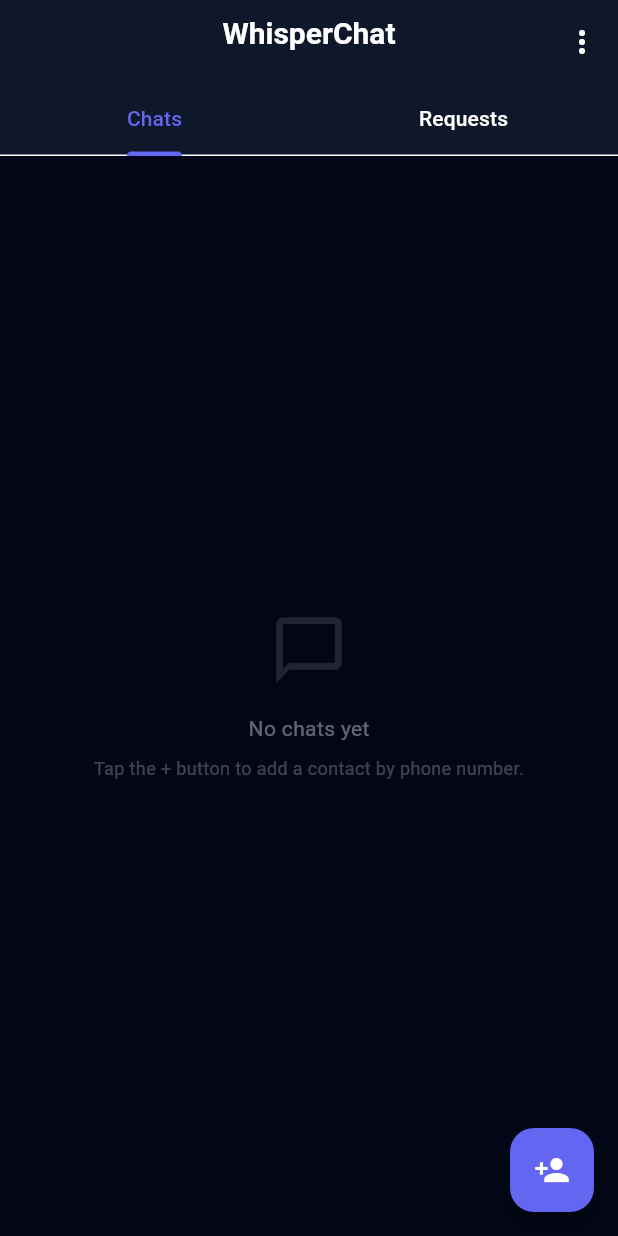
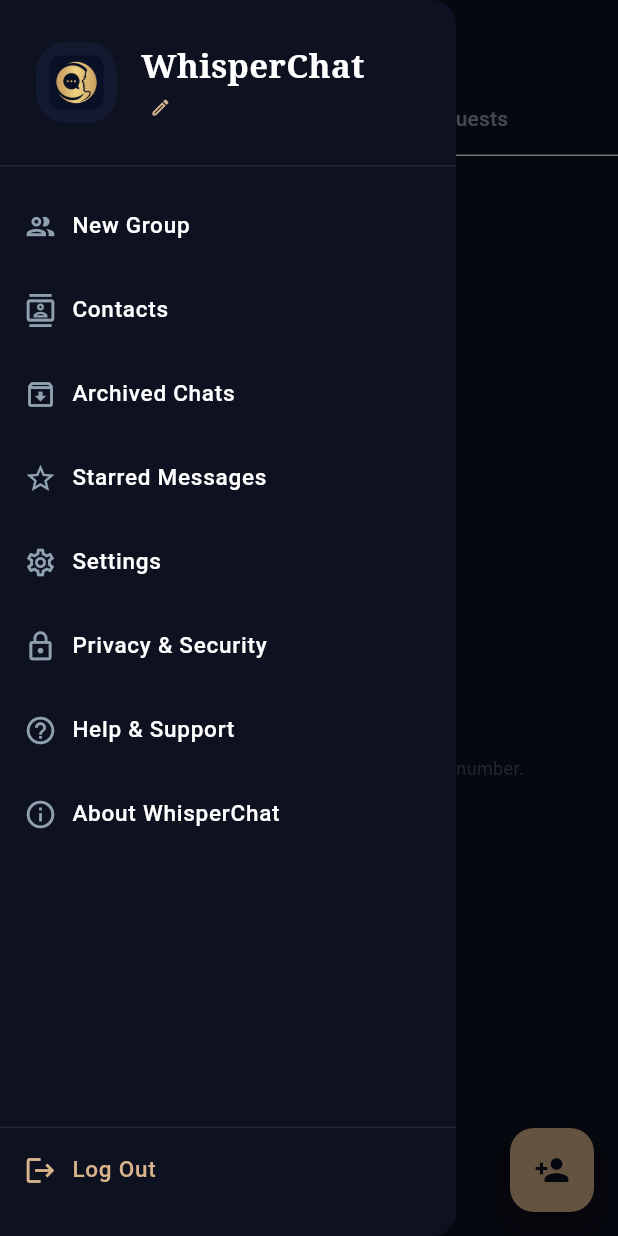
Before and after one commit to sreerag115/hush-chat, a Flutter app: the HomeScreen screen opened directly, with the side drawer open (before the commit the screen has no drawer), on a phone screen of 412 x 824 dp. Run offline on Flutter 3.47's test engine with Material 3 defaults, Android fonts, the phone set to English and light mode, and no system bars; our stand-ins replace audioplayers, cloud_firestore, firebase_auth, firebase_core, flutter_secure_storage, hive and 2 more; missing offline and left inert: cryptography, flutter_webrtc, record; accounts and stored records are empty; generated files the repository leaves out were written again.

Commit message:
design: redesign app to match gold and dark navy mockup style

```diff
--- a/whisper_chat_app/lib/screens/home_screen.dart
+++ b/whisper_chat_app/lib/screens/home_screen.dart
@@ -162,19 +162,37 @@ class _HomeScreenState extends State<HomeScreen> with TickerProviderStateMixin {
     final theme = Theme.of(context);
 
     return Scaffold(
+      backgroundColor: const Color(0xFF0E1120),
+      drawer: _buildDrawer(theme),
       appBar: AppBar(
+        leading: Builder(
+          builder: (ctx) => IconButton(
+            icon: const Icon(Icons.menu, color: Color(0xFFD8B48C)),
+            onPressed: () => Scaffold.of(ctx).openDrawer(),
+          ),
+        ),
         title: Column(
           children: [
-            const Text('WhisperChat'),
+            const Text(
+              'WhisperChat',
+              style: TextStyle(
+                fontFamily: 'serif',
+                fontWeight: FontWeight.bold,
+                letterSpacing: 0.5,
+              ),
+            ),
             Text(
               _myPhone,
-              style: TextStyle(fontSize: 11, color: theme.colorScheme.secondary),
+              style: const TextStyle(fontSize: 11, color: Color(0xFF8FA1AE)),
             ),
           ],
         ),
         bottom: TabBar(
           controller: _tabController,
-          indicatorColor: theme.colorScheme.primary,
+          indicatorColor: const Color(0xFFD8B48C),
+          labelColor: const Color(0xFFD8B48C),
+          unselectedLabelColor: const Color(0xFF8FA1AE),
+          indicatorSize: TabBarIndicatorSize.tab,
           tabs: [
             const Tab(text: 'Chats'),
             Tab(
@@ -185,14 +203,14 @@ class _HomeScreenState extends State<HomeScreen> with TickerProviderStateMixin {
                   if (_requests.isNotEmpty) ...[
                     const SizedBox(width: 6),
                     Container(
-                      padding: const EdgeInsets.all(4),
-                      decoration: BoxDecoration(
-                        color: theme.colorScheme.error,
+                      padding: const EdgeInsets.symmetric(horizontal: 6, vertical: 2),
+                      decoration: const BoxDecoration(
+                        color: Color(0xFFD8B48C),
                         shape: BoxShape.circle,
                       ),
                       child: Text(
                         '${_requests.length}',
-                        style: const TextStyle(fontSize: 10, color: Colors.white),
+                        style: const TextStyle(fontSize: 10, color: Color(0xFF0E1120), fontWeight: FontWeight.bold),
                       ),
                     ),
                   ],
@@ -201,41 +219,9 @@ class _HomeScreenState extends State<HomeScreen> with TickerProviderStateMixin {
             ),
           ],
         ),
-        actions: [
-          PopupMenuButton<String>(
-            icon: const Icon(Icons.more_vert),
-            onSelected: (val) {
-              if (val == 'logout') {
-                showDialog(
-                  context: context,
-                  builder: (ctx) => AlertDialog(
-                    title: const Text('Sign Out'),
-                    content: const Text(
-                      'Signing out will delete all your local messages and E2EE keys. Your account will remain active on WhisperChat.',
-                    ),
-                    actions: [
-                      TextButton(onPressed: () => Navigator.pop(ctx), child: const Text('Cancel')),
-                      ElevatedButton(
-                        style: ElevatedButton.styleFrom(backgroundColor: Colors.red),
-                        onPressed: () {
-                          Navigator.pop(ctx);
-                          _handleLogout();
-                        },
-                        child: const Text('Sign Out'),
-                      ),
-                    ],
-                  ),
-                );
-              }
-            },
-            itemBuilder: (_) => [
-              const PopupMenuItem(value: 'logout', child: Text('Sign Out')),
-            ],
-          ),
-        ],
       ),
       body: _isLoading
-          ? const Center(child: CircularProgressIndicator())
+          ? const Center(child: CircularProgressIndicator(color: Color(0xFFD8B48C)))
           : TabBarView(
               controller: _tabController,
               children: [
@@ -245,25 +231,162 @@ class _HomeScreenState extends State<HomeScreen> with TickerProviderStateMixin {
             ),
       floatingActionButton: FloatingActionButton(
         onPressed: _showAddContactDialog,
-        backgroundColor: theme.colorScheme.primary,
-        child: const Icon(Icons.person_add, color: Colors.white),
+        backgroundColor: const Color(0xFFD8B48C),
+        foregroundColor: const Color(0xFF0E1120),
+        child: const Icon(Icons.person_add),
+      ),
+    );
+  }
+
+  Widget _buildDrawer(ThemeData theme) {
+    return Drawer(
+      backgroundColor: const Color(0xFF0E1120),
+      child: SafeArea(
+        child: Column(
+          crossAxisAlignment: CrossAxisAlignment.start,
+          children: [
+            // Drawer Header
+            Padding(
+              padding: const EdgeInsets.symmetric(horizontal: 24, vertical: 28),
+              child: Row(
+                children: [
+                  ClipRRect(
+                    borderRadius: BorderRadius.circular(20),
+                    child: Image.asset(
+                      'assets/images/logo.png',
+                      width: 54,
+                      height: 54,
+                      fit: BoxFit.cover,
+                    ),
+                  ),
+                  const SizedBox(width: 16),
+                  Expanded(
+                    child: Column(
+                      crossAxisAlignment: CrossAxisAlignment.start,
+                      children: [
+                        const Text(
+                          'WhisperChat',
+                          style: TextStyle(
+                            fontFamily: 'serif',
+                            fontSize: 22,
+                            fontWeight: FontWeight.bold,
+                            color: Colors.white,
+                          ),
+                        ),
+                        const SizedBox(height: 2),
+                        Row(
+                          children: [
+                            Text(
+                              _myPhone,
+                              style: const TextStyle(
+                                fontSize: 13,
+                                color: Color(0xFF8FA1AE),
+                              ),
+                            ),
+                            const SizedBox(width: 6),
+                            const Icon(
+                              Icons.edit_outlined,
+                              size: 14,
+                              color: Color(0xFFD8B48C),
+                            ),
+                          ],
+                        ),
+                      ],
+                    ),
+                  ),
+                ],
+              ),
+            ),
+            const Divider(color: Colors.white10, height: 1),
+            const SizedBox(height: 12),
+            // Menu Items
+            _buildDrawerItem(Icons.group_outlined, 'New Group'),
+            _buildDrawerItem(Icons.contacts_outlined, 'Contacts'),
+            _buildDrawerItem(Icons.archive_outlined, 'Archived Chats'),
+            _buildDrawerItem(Icons.star_outline, 'Starred Messages'),
+            _buildDrawerItem(Icons.settings_outlined, 'Settings'),
+            _buildDrawerItem(Icons.lock_outline, 'Privacy & Security'),
+            _buildDrawerItem(Icons.help_outline, 'Help & Support'),
+            _buildDrawerItem(Icons.info_outline, 'About WhisperChat'),
+            const Spacer(),
+            const Divider(color: Colors.white10, height: 1),
+            _buildDrawerItem(
+              Icons.logout,
+              'Log Out',
+              textColor: const Color(0xFFD8B48C),
+              iconColor: const Color(0xFFD8B48C),
+              onTap: () {
+                Navigator.pop(context); // Close Drawer
+                _confirmSignOut();
+              },
+            ),
+            const SizedBox(height: 16),
+          ],
+        ),
+      ),
+    );
+  }
+
+  Widget _buildDrawerItem(IconData icon, String title, {Color? textColor, Color? iconColor, VoidCallback? onTap}) {
+    return ListTile(
+      leading: Icon(icon, color: iconColor ?? const Color(0xFF8FA1AE), size: 22),
+      title: Text(
+        title,
+        style: TextStyle(
+          color: textColor ?? Colors.white,
+          fontSize: 15,
+          fontWeight: FontWeight.w500,
+        ),
+      ),
+      onTap: onTap ?? () {},
+      horizontalTitleGap: 8,
+    );
+  }
+
+  void _confirmSignOut() {
+    showDialog(
+      context: context,
+      builder: (ctx) => AlertDialog(
+        backgroundColor: const Color(0xFF171B30),
+        title: const Text('Sign Out', style: TextStyle(fontFamily: 'serif')),
+        content: const Text(
+          'Signing out will delete all your local messages and E2EE keys. Your account will remain active on WhisperChat.',
+        ),
+        actions: [
+          TextButton(
+            onPressed: () => Navigator.pop(ctx),
+            child: const Text('Cancel', style: TextStyle(color: Color(0xFF8FA1AE))),
+          ),
+          ElevatedButton(
+            style: ElevatedButton.styleFrom(
+              backgroundColor: const Color(0xFFD8B48C),
+              foregroundColor: const Color(0xFF0E1120),
+              elevation: 0,
+            ),
+            onPressed: () {
+              Navigator.pop(ctx);
+              _handleLogout();
+            },
+            child: const Text('Sign Out', style: TextStyle(fontWeight: FontWeight.bold)),
+          ),
+        ],
       ),
     );
   }
 
   Widget _buildChatsTab(ThemeData theme) {
     if (_chats.isEmpty) {
-      return Center(
+      return const Center(
         child: Column(
           mainAxisAlignment: MainAxisAlignment.center,
           children: [
-            Icon(Icons.chat_bubble_outline, size: 52, color: Colors.white12),
-            const SizedBox(height: 16),
-            const Text('No chats yet', style: TextStyle(color: Colors.white38)),
-            const SizedBox(height: 8),
-            const Text(
+            Icon(Icons.chat_bubble_outline, size: 52, color: Color(0xFF8FA1AE)),
+            SizedBox(height: 16),
+            Text('No chats yet', style: TextStyle(color: Color(0xFF8FA1AE))),
+            SizedBox(height: 8),
+            Text(
               'Tap the + button to add a contact by phone number.',
-              style: TextStyle(fontSize: 12, color: Colors.white24),
+              style: TextStyle(fontSize: 12, color: Color(0xFF49566B)),
               textAlign: TextAlign.center,
             ),
           ],
@@ -273,6 +396,8 @@ class _HomeScreenState extends State<HomeScreen> with TickerProviderStateMixin {
 
     return RefreshIndicator(
       onRefresh: _loadData,
+      color: const Color(0xFFD8B48C),
+      backgroundColor: const Color(0xFF171B30),
       child: ListView.separated(
         itemCount: _chats.length,
         separatorBuilder: (_, __) => const Divider(height: 1, color: Colors.white10),
@@ -287,14 +412,14 @@ class _HomeScreenState extends State<HomeScreen> with TickerProviderStateMixin {
               children: [
                 CircleAvatar(
                   radius: 26,
-                  backgroundColor: theme.colorScheme.primary.withOpacity(0.15),
+                  backgroundColor: const Color(0xFFD8B48C),
                   child: Text(
                     thread.contactPhone.isNotEmpty
                         ? thread.contactPhone.substring(
                             thread.contactPhone.length - 2)
                         : '?',
-                    style: TextStyle(
-                      color: theme.colorScheme.primary,
+                    style: const TextStyle(
+                      color: Color(0xFF0E1120),
                       fontWeight: FontWeight.bold,
                       fontSize: 16,
                     ),
@@ -307,7 +432,7 @@ class _HomeScreenState extends State<HomeScreen> with TickerProviderStateMixin {
                     width: 12,
                     height: 12,
                     decoration: BoxDecoration(
-                      color: thread.isOnline ? Colors.teal : Colors.grey,
+                      color: thread.isOnline ? const Color(0xFFD8B48C) : Colors.grey,
                       shape: BoxShape.circle,
                       border: Border.all(color: theme.scaffoldBackgroundColor, width: 2),
                     ),
@@ -317,21 +442,21 @@ class _HomeScreenState extends State<HomeScreen> with TickerProviderStateMixin {
             ),
             title: Text(
               thread.contactPhone,
-              style: const TextStyle(fontWeight: FontWeight.w600, fontSize: 15),
+              style: const TextStyle(fontWeight: FontWeight.w600, fontSize: 15, color: Colors.white),
             ),
             subtitle: Row(
               children: [
                 if (isAudio) ...[
-                  const Icon(Icons.mic, size: 13, color: Colors.teal),
+                  const Icon(Icons.mic, size: 13, color: Color(0xFFD8B48C)),
                   const SizedBox(width: 4),
-                  const Text('Voice Note', style: TextStyle(color: Colors.teal, fontSize: 12)),
+                  const Text('Voice Note', style: TextStyle(color: Color(0xFFD8B48C), fontSize: 12)),
                 ] else ...[
                   Expanded(
                     child: Text(
                       lastMsg?.encryptedPayload ?? 'Tap to start chatting',
                       maxLines: 1,
                       overflow: TextOverflow.ellipsis,
-                      style: const TextStyle(fontSize: 12, color: Colors.white54),
+                      style: const TextStyle(fontSize: 12, color: Color(0xFF8FA1AE)),
                     ),
                   ),
                 ],
@@ -339,14 +464,18 @@ class _HomeScreenState extends State<HomeScreen> with TickerProviderStateMixin {
             ),
             trailing: thread.unreadCount > 0
                 ? Container(
-                    padding: const EdgeInsets.all(6),
+                    padding: const EdgeInsets.symmetric(horizontal: 8, vertical: 4),
                     decoration: BoxDecoration(
-                      color: theme.colorScheme.primary,
-                      shape: BoxShape.circle,
+                      color: const Color(0xFFD8B48C),
+                      borderRadius: BorderRadius.circular(10),
                     ),
                     child: Text(
                       '${thread.unreadCount}',
-                      style: const TextStyle(fontSize: 11, color: Colors.white),
+                      style: const TextStyle(
+                        fontSize: 11,
+                        color: Color(0xFF0E1120),
+                        fontWeight: FontWeight.bold,
+                      ),
                     ),
                   )
                 : null,
@@ -372,9 +501,9 @@ class _HomeScreenState extends State<HomeScreen> with TickerProviderStateMixin {
         child: Column(
           mainAxisAlignment: MainAxisAlignment.center,
           children: [
-            Icon(Icons.person_outline, size: 52, color: Colors.white12),
+            Icon(Icons.person_outline, size: 52, color: Color(0xFF8FA1AE)),
             SizedBox(height: 16),
-            Text('No pending requests', style: TextStyle(color: Colors.white38)),
+            Text('No pending requests', style: TextStyle(color: Color(0xFF8FA1AE))),
           ],
         ),
       );
@@ -390,24 +519,25 @@ class _HomeScreenState extends State<HomeScreen> with TickerProviderStateMixin {
 
         return Card(
           margin: const EdgeInsets.symmetric(horizontal: 16, vertical: 8),
+          color: const Color(0xFF171B30),
           child: Padding(
             padding: const EdgeInsets.all(16),
             child: Row(
               children: [
                 CircleAvatar(
-                  backgroundColor: theme.colorScheme.secondary.withOpacity(0.15),
-                  child: Icon(Icons.person, color: theme.colorScheme.secondary),
+                  backgroundColor: const Color(0xFFD8B48C),
+                  child: Text(
+                    phone.isNotEmpty ? phone.substring(phone.length - 2) : '?',
+                    style: const TextStyle(color: Color(0xFF0E1120), fontWeight: FontWeight.bold),
+                  ),
                 ),
                 const SizedBox(width: 12),
                 Expanded(
                   child: Column(
                     crossAxisAlignment: CrossAxisAlignment.start,
                     children: [
-                      Text(phone,
-                          style: const TextStyle(
-                              fontWeight: FontWeight.bold, fontSize: 14)),
-                      const Text('Wants to connect securely with you',
-                          style: TextStyle(fontSize: 11, color: Colors.white54)),
+                      Text(phone, style: const TextStyle(fontWeight: FontWeight.bold, fontSize: 14, color: Colors.white)),
+                      const Text('Wants to connect securely with you', style: TextStyle(fontSize: 11, color: Color(0xFF8FA1AE))),
                     ],
                   ),
                 ),
@@ -419,6 +549,7 @@ class _HomeScreenState extends State<HomeScreen> with TickerProviderStateMixin {
                     await firebase.declineFriendRequest(docId);
                   },
                 ),
+                const SizedBox(width: 8),
                 // Accept
                 ElevatedButton(
                   onPressed: () async {
@@ -428,17 +559,18 @@ class _HomeScreenState extends State<HomeScreen> with TickerProviderStateMixin {
                     ScaffoldMessenger.of(context).showSnackBar(
                       SnackBar(
                         content: Text('Now connected with $phone!'),
-                        backgroundColor: Colors.teal,
+                        backgroundColor: const Color(0xFFD8B48C),
                       ),
                     );
                   },
                   style: ElevatedButton.styleFrom(
-                    backgroundColor: theme.colorScheme.primary,
-                    foregroundColor: Colors.white,
+                    backgroundColor: const Color(0xFFD8B48C),
+                    foregroundColor: const Color(0xFF0E1120),
                     padding: const EdgeInsets.symmetric(horizontal: 16, vertical: 8),
                     shape: RoundedRectangleBorder(borderRadius: BorderRadius.circular(8)),
+                    elevation: 0,
                   ),
-                  child: const Text('Accept', style: TextStyle(fontSize: 13)),
+                  child: const Text('Accept', style: TextStyle(fontSize: 13, fontWeight: FontWeight.bold)),
                 ),
               ],
             ),
```
Also changed, not shown: whisper_chat_app/lib/main.dart (+37 -26 lines), whisper_chat_app/lib/screens/chat_screen.dart (+45 -38 lines), whisper_chat_app/lib/screens/login_screen.dart (+60 -44 lines), whisper_chat_app/assets/images/logo.png.
